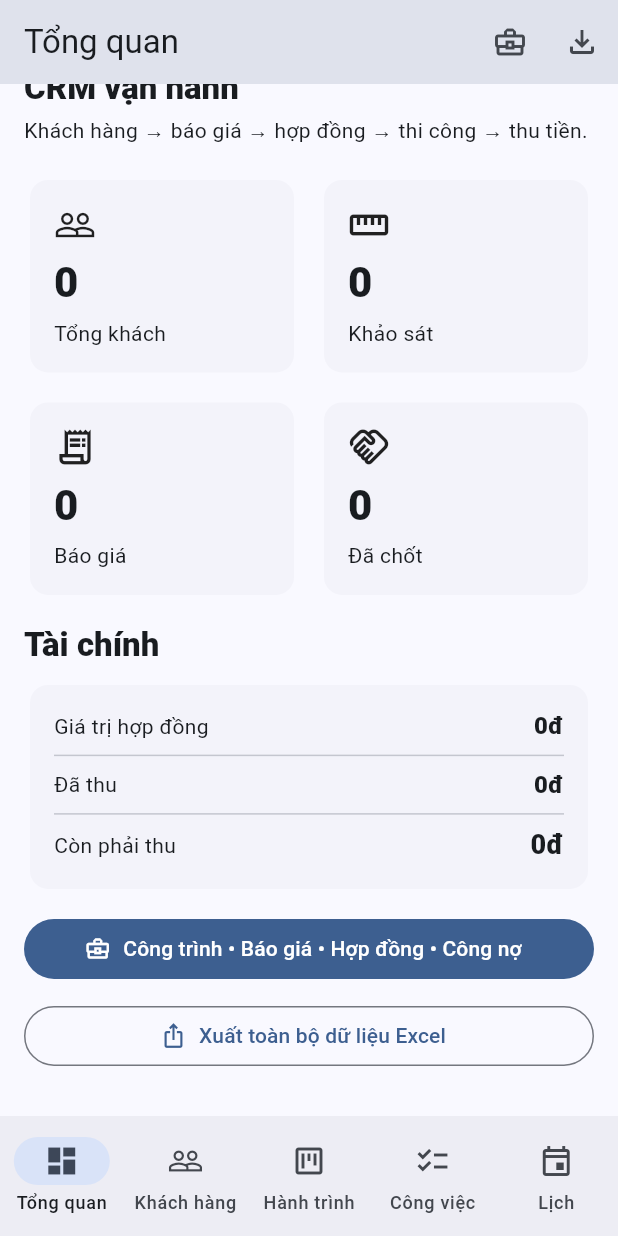
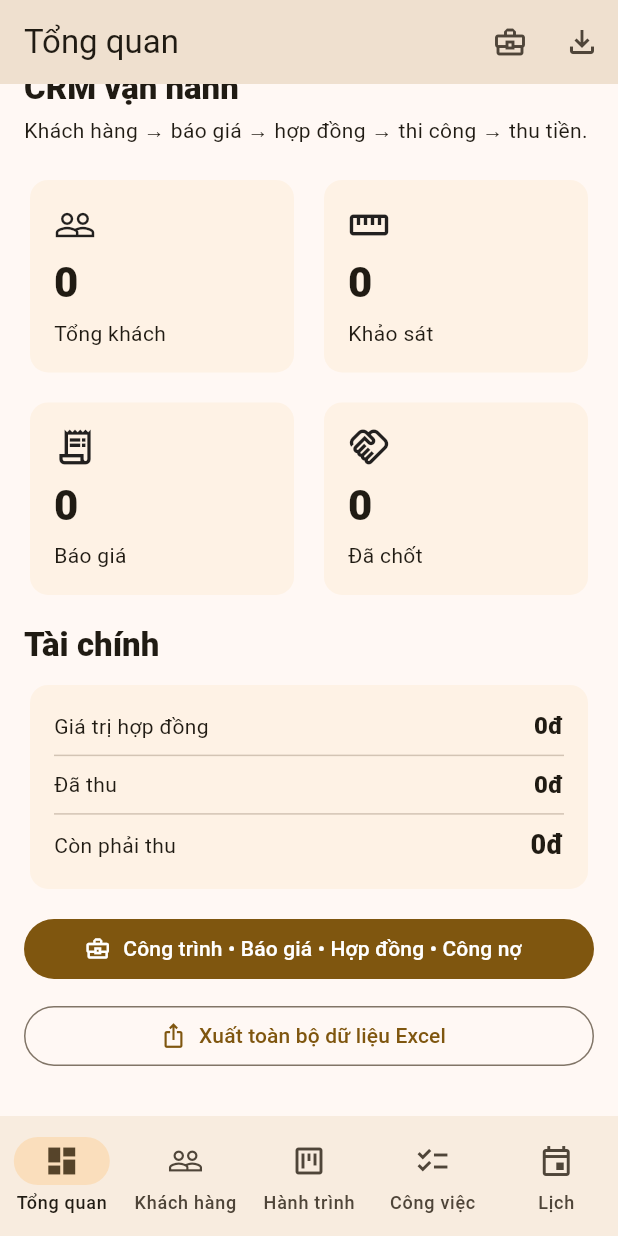
Before and after one commit to HoaGimmy/HelloWorld, a Flutter app: the screen it shows after launch, scrolled down 207 dp, on a phone screen of 412 x 824 dp. Run offline on Flutter 3.47's test engine with Material 3 defaults, Android fonts, the phone set to English and light mode, and no system bars; our stand-ins replace file_picker, flutter_svg, image_picker, share_plus, sqflite; missing offline and left inert: excel; accounts and stored records are empty.

Commit message:
feat(branding): align app theme with gold identity

```diff
--- a/lib/main.dart
+++ b/lib/main.dart
@@ -24,7 +24,7 @@ class MPWindowsCRMApp extends StatelessWidget {
         title: 'MPWindows CRM',
         theme: ThemeData(
           useMaterial3: true,
-          colorScheme: ColorScheme.fromSeed(seedColor: const Color(0xFF0B5AA6)),
+          colorScheme: ColorScheme.fromSeed(seedColor: const Color(0xFFB07A1B)),
           inputDecorationTheme: const InputDecorationTheme(isDense: true),
         ),
         initialRoute: '/',
```
